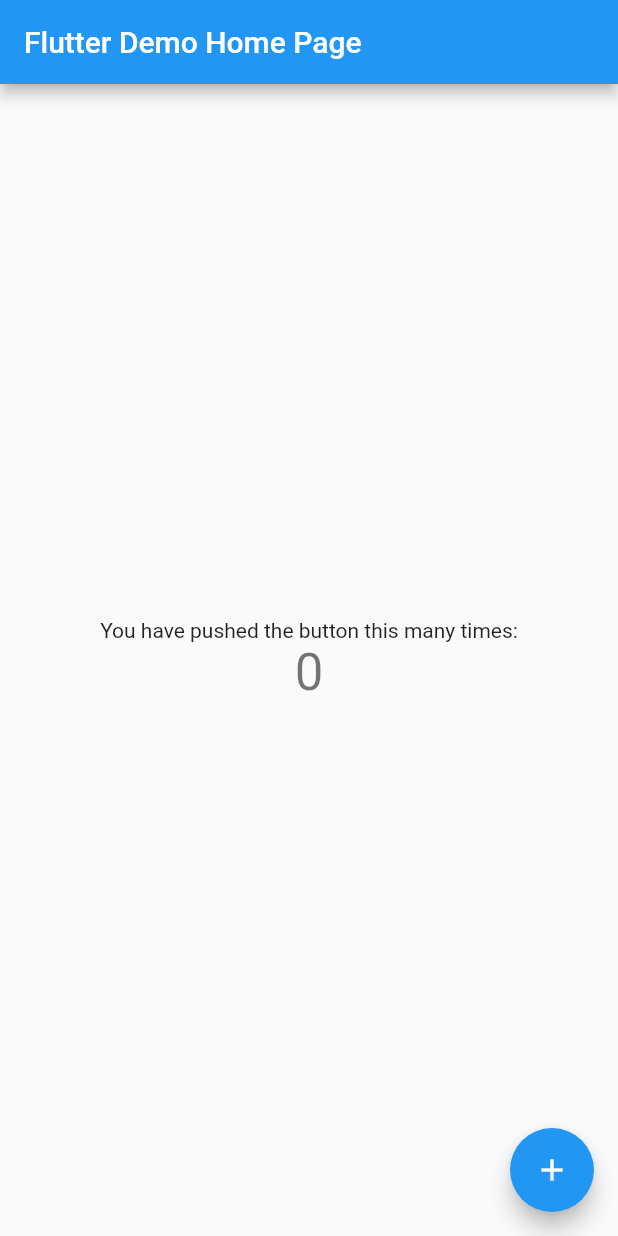
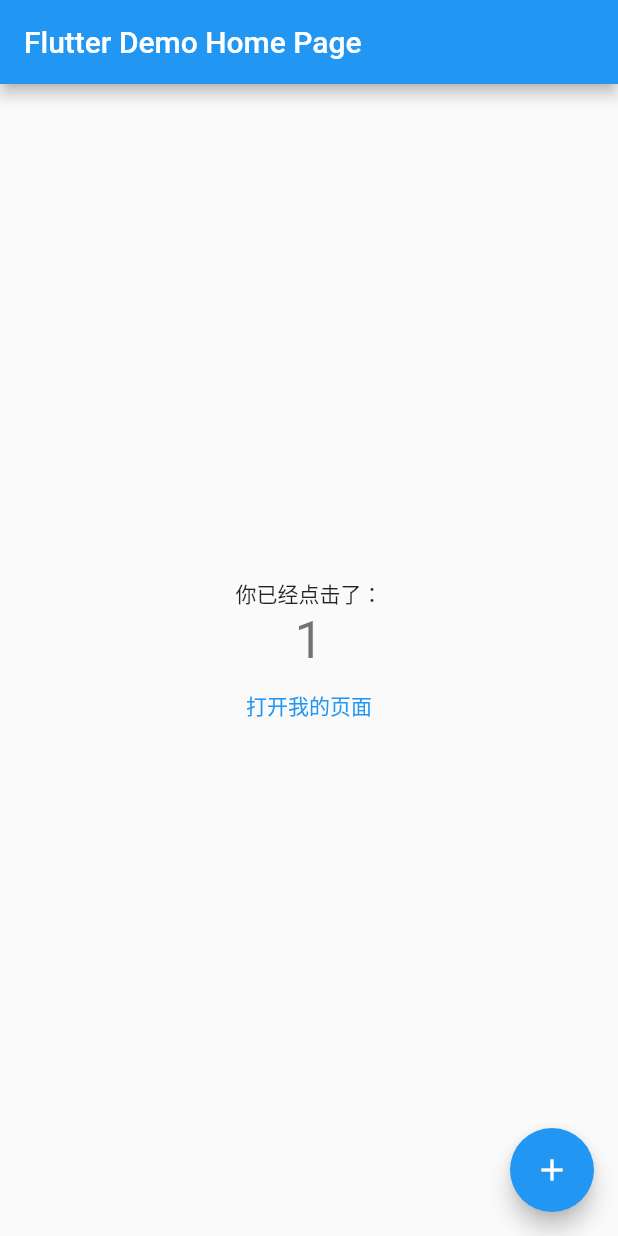
Before and after one commit to youwd/flutter-study, a Flutter app: the screen it shows after launch, on a phone screen of 412 x 824 dp. Run offline on Flutter 3.47's test engine with Material 2 defaults, Android fonts, the phone set to English and light mode, and no system bars.

Commit message:
路由管理

```diff
--- a/lib/main.dart
+++ b/lib/main.dart
@@ -1,116 +1,147 @@
-// Copyright 2018 The Flutter team. All rights reserved.
-// Use of this source code is governed by a BSD-style license that can be
-// found in the LICENSE file.
+import 'package:flutter/material.dart';
 
-import 'package:flutter/material.dart';
-// import 'package:english_words/english_words.dart';
-
-void main() => runApp(MyApp());
+void main() => runApp(new MyApp());
 
 class MyApp extends StatelessWidget {
   @override
   Widget build(BuildContext context) {
-    return MaterialApp(
-      title: 'Flutter Demo',
-      theme: ThemeData(
-        // This is the theme of your application.
-        //
-        // Try running your application with "flutter run". You'll see the
-        // application has a blue toolbar. Then, without quitting the app, try
-        // changing the primarySwatch below to Colors.green and then invoke
-        // "hot reload" (press "r" in the console where you ran "flutter run",
-        // or simply save your changes to "hot reload" in a Flutter IDE).
-        // Notice that the counter didn't reset back to zero; the application
-        // is not restarted.
+    /// Material库中提供的Flutter APP框架，设置应用的名称、主题、语言、首页以及路由列表
+    return new MaterialApp(
+      title: "hi youwd",
+      theme: new ThemeData(
         primarySwatch: Colors.blue,
       ),
-      home: MyHomePage(title: 'Flutter Demo Home Page'),
+      // home: new MyHomePage(title: "home page"),
+      routes: {
+        "pages_account_detail": (context) => PagesAccountDetail(text: ModalRoute.of(context).settings.arguments,),
+        "/": (context) => MyHomePage(title: 'Flutter Demo Home Page'), //注册首页路由
+      },
     );
   }
 }
 
 class MyHomePage extends StatefulWidget {
   MyHomePage({Key key, this.title}) : super(key: key);
-
-  // This widget is the home page of your application. It is stateful, meaning
-  // that it has a State object (defined below) that contains fields that affect
-  // how it looks.
-
-  // This class is the configuration for the state. It holds the values (in this
-  // case the title) provided by the parent (in this case the App widget) and
-  // used by the build method of the State. Fields in a Widget subclass are
-  // always marked "final".
-
   final String title;
 
   @override
-  _MyHomePageState createState() => _MyHomePageState();
+  _MyHomePageState createState() => new _MyHomePageState();
 }
 
 class _MyHomePageState extends State<MyHomePage> {
-  int _counter = 0;
+  int _counter = 1;
 
-  void _incrementCounter() {
+  /// 自增
+  void _incrementCount() {
     setState(() {
-      // This call to setState tells the Flutter framework that something has
-      // changed in this State, which causes it to rerun the build method below
-      // so that the display can reflect the updated values. If we changed
-      // _counter without calling setState(), then the build method would not be
-      // called again, and so nothing would appear to happen.
       _counter++;
     });
   }
 
   @override
   Widget build(BuildContext context) {
-    // This method is rerun every time setState is called, for instance as done
-    // by the _incrementCounter method above.
-    //
-    // The Flutter framework has been optimized to make rerunning build methods
-    // fast, so that you can just rebuild anything that needs updating rather
-    // than having to individually change instances of widgets.
-    return Scaffold(
-      appBar: AppBar(
-        // Here we take the value from the MyHomePage object that was created by
-        // the App.build method, and use it to set our appbar title.
-        title: Text(widget.title),
+    /**Scaffold：页面脚手架，包含导航栏和body */
+    return new Scaffold(
+      appBar: new AppBar(
+        title: new Text(widget.title),
       ),
-      body: Center(
-        // Center is a layout widget. It takes a single child and positions it
-        // in the middle of the parent.
-        child: Column(
-          // Column is also layout widget. It takes a list of children and
-          // arranges them vertically. By default, it sizes itself to fit its
-          // children horizontally, and tries to be as tall as its parent.
-          //
-          // Invoke "debug painting" (press "p" in the console, choose the
-          // "Toggle Debug Paint" action from the Flutter Inspector in Android
-          // Studio, or the "Toggle Debug Paint" command in Visual Studio Code)
-          // to see the wireframe for each widget.
-          //
-          // Column has various properties to control how it sizes itself and
-          // how it positions its children. Here we use mainAxisAlignment to
-          // center the children vertically; the main axis here is the vertical
-          // axis because Columns are vertical (the cross axis would be
-          // horizontal).
+      body: new Center(
+        child: new Column(
           mainAxisAlignment: MainAxisAlignment.center,
           children: <Widget>[
-            Text(
-              'You have pushed the button this many times:',
-            ),
-            Text(
-              '$_counter',
-              style: Theme.of(context).textTheme.display1,
+            new Text("你已经点击了："),
+            new Text('$_counter', style: Theme.of(context).textTheme.display1),
+            FlatButton(
+              child: Text("打开我的页面"),
+              textColor: Colors.blue,
+              onPressed: () {
+                // 导航到我的页面
+                Navigator.push(context, MaterialPageRoute(
+                  builder: (context) {
+                    return PagesAccount();
+                  },
+                  // fullscreenDialog: true,
+                ));
+              },
             ),
           ],
         ),
       ),
-      floatingActionButton: FloatingActionButton(
-        onPressed: _incrementCounter,
-        tooltip: '增加',
-        child: Icon(Icons.add),
-      ), // This trailing comma makes auto-formatting nicer for build methods.
-      // floatingActionButtonLocation: FloatingActionButtonLocation.endDocked,//按钮的位置
+      floatingActionButton: new FloatingActionButton(
+        onPressed: _incrementCount,
+        child: new Icon(Icons.add),
+      ),
     );
   }
 }
+
+/// 子页面：我的账户
+class PagesAccount extends StatelessWidget {
+  @override
+  Widget build(BuildContext context) {
+    // String result  = "";
+    return Scaffold(
+      appBar: AppBar(title: Text("我的")),
+      body: Center(
+          child: Column(
+        children: <Widget>[
+          Text("我的账户页面haha1"),
+          // RaisedButton(
+          //   onPressed: () async {
+          //     var result = await Navigator.push(context,
+          //         MaterialPageRoute(builder: (context) {
+          //       return PagesAccountDetail(
+          //         text: "我是父页面传递过来的值",
+          //       );
+          //     }));
+          //     print("路由返回的值：$result");
+          //   },
+          //   child: Text("我的账户详情页面"),
+          // ),
+          RaisedButton(
+            onPressed: () async {
+             var  result = await Navigator.of(context)
+                  .pushNamed("pages_account_detail", arguments: "我是账户页面传递的值");
+              print("路由返回的值：$result");
+            },
+            child: Text("路由表形式打开页面"),
+          ),
+          // Text("$result"),
+        ],
+      )),
+    );
+  }
+}
+
+/// 路由传值  父子页面之间的传递
+class PagesAccountDetail extends StatelessWidget {
+  PagesAccountDetail({
+    Key key,
+    @required this.text, // 接收一个text参数
+  }) : super(key: key);
+  final String text;
+
+  @override
+  Widget build(BuildContext context) {
+    var args = ModalRoute.of(context).settings.arguments;
+    return Scaffold(
+      appBar: AppBar(
+        title: Text("账户详情页面"),
+      ),
+      body: Padding(
+        padding: EdgeInsets.all(18),
+        child: Center(
+          child: Column(
+            children: <Widget>[
+              Text(args),
+              RaisedButton(
+                onPressed: () => Navigator.pop(context, "我是子页面返回的值"),
+                child: Text("返回"),
+              )
+            ],
+          ),
+        ),
+      ),
+    );
+  }
+}
--- a/pubspec.yaml
+++ b/pubspec.yaml
@@ -1,4 +1,4 @@
-name: helloworld
+name: CYou
 description: A new Flutter project.
 
 # The following defines the version and build number for your application.
```
Also changed, not shown: 1 other file.
